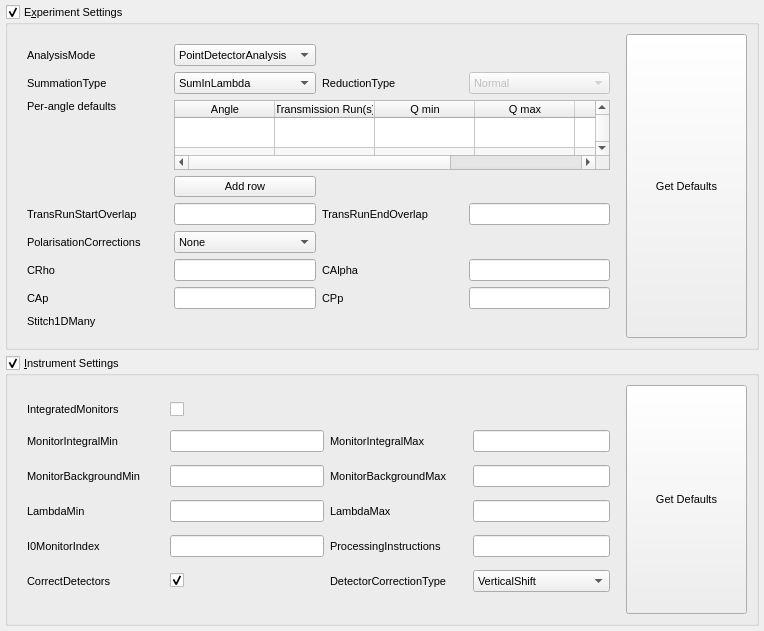
Old version of the form qt/scientific_interfaces/ISISReflectometry/ReflSettingsWidget.ui in the repository mantidproject/mantid.
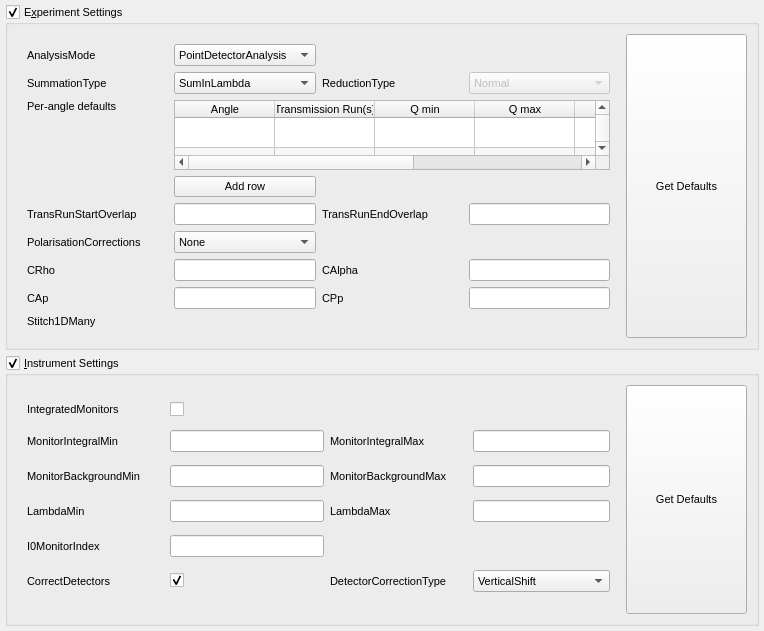
New version of the form.

Commit message:
Add processing instructions to per-angle options
Re #22039

```diff
--- a/qt/scientific_interfaces/ISISReflectometry/ReflSettingsWidget.ui
+++ b/qt/scientific_interfaces/ISISReflectometry/ReflSettingsWidget.ui
@@ -279,11 +279,14 @@
            <number>3</number>
           </property>
           <property name="columnCount">
-           <number>6</number>
+           <number>7</number>
           </property>
           <attribute name="horizontalHeaderVisible">
            <bool>true</bool>
           </attribute>
+          <attribute name="horizontalHeaderMinimumSectionSize">
+           <number>40</number>
+          </attribute>
           <attribute name="horizontalHeaderStretchLastSection">
            <bool>true</bool>
           </attribute>
@@ -338,6 +341,11 @@
             <string>Scale</string>
            </property>
           </column>
+          <column>
+           <property name="text">
+            <string>ProcessingInstructions</string>
+           </property>
+          </column>
          </widget>
         </item>
         <item row="1" column="3">
@@ -539,9 +547,6 @@
           </property>
          </widget>
         </item>
-        <item row="4" column="3">
-         <widget class="QLineEdit" name="procInstEdit"/>
-        </item>
         <item row="4" column="0">
          <widget class="QLabel" name="I0MonIndexLabel">
           <property name="minimumSize">
@@ -558,19 +563,6 @@
         <item row="2" column="3">
          <widget class="QLineEdit" name="monBgMaxEdit"/>
         </item>
-        <item row="4" column="2">
-         <widget class="QLabel" name="procInstLabel">
-          <property name="minimumSize">
-           <size>
-            <width>117</width>
-            <height>0</height>
-           </size>
-          </property>
-          <property name="text">
-           <string>ProcessingInstructions</string>
-          </property>
-         </widget>
-        </item>
         <item row="3" column="2">
          <widget class="QLabel" name="lamMaxLabel">
           <property name="minimumSize">
```
The commit also changes 11 other files.
